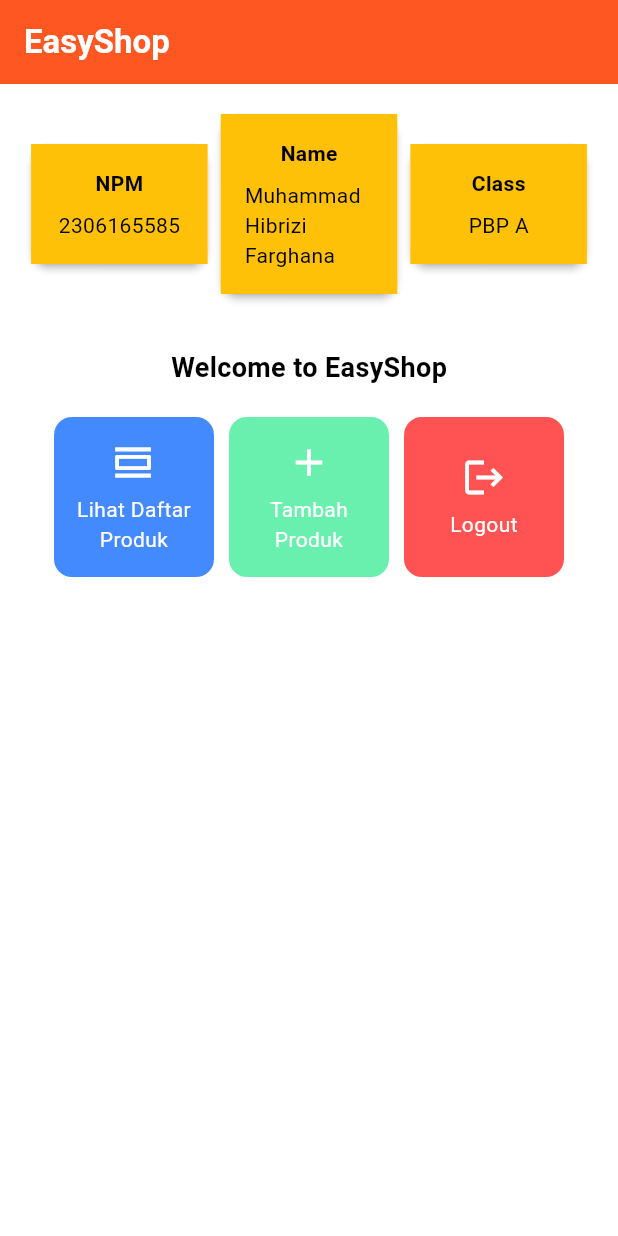
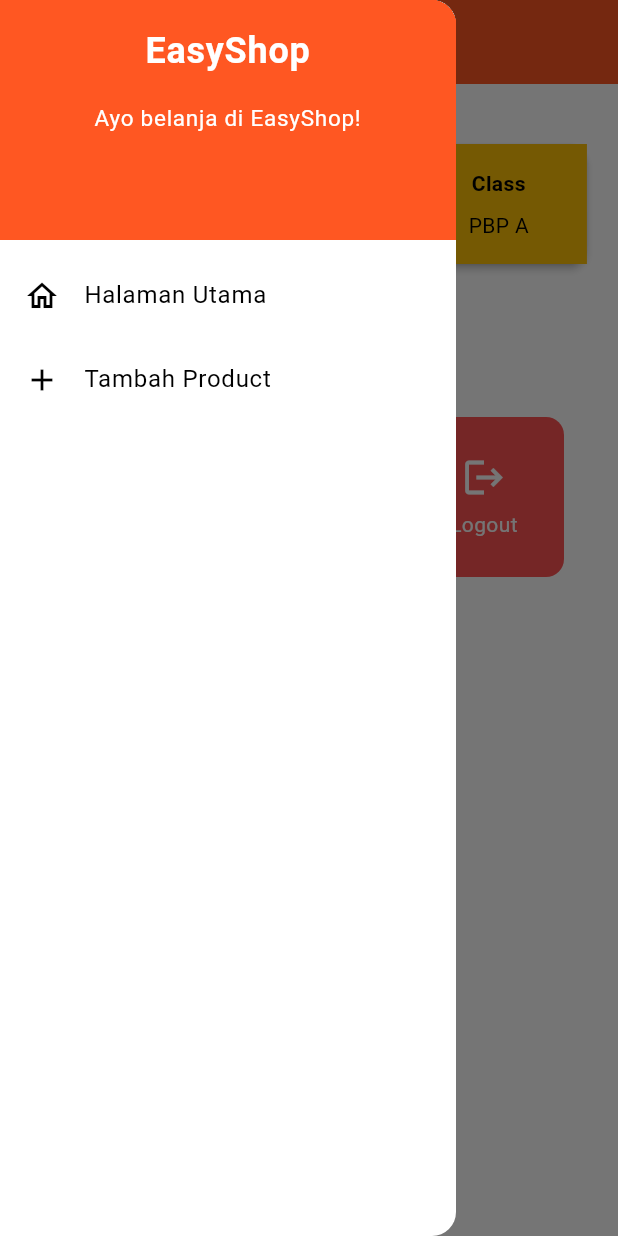
Before and after one commit to MHibriziF/easyshop-mobile, a Flutter app: the screen it shows after launch, with the side drawer open (before the commit the screen has no drawer), on a phone screen of 412 x 824 dp. Run offline on Flutter 3.47's test engine with Material 3 defaults, Android fonts, the phone set to English and light mode, and no system bars.

Commit message:
finish code for tugas 8

```diff
--- a/lib/main.dart
+++ b/lib/main.dart
@@ -1,5 +1,5 @@
 import 'package:flutter/material.dart';
-import 'package:easyshop/menu.dart';
+import 'package:easyshop/screens/menu.dart';
 
 void main() {
   runApp(const MyApp());
--- a/lib/menu.dart
+++ b/lib/screens/menu.dart
@@ -1,4 +1,6 @@
 import 'package:flutter/material.dart';
+import 'package:easyshop/widgets/left_drawer.dart';
+import 'package:easyshop/widgets/product_card.dart';
 
 class MyHomePage extends StatelessWidget {
   final String npm = '2306165585'; // NPM
@@ -21,14 +23,16 @@ class MyHomePage extends StatelessWidget {
         // Judul aplikasi "Mental Health Tracker" dengan teks putih dan tebal.
         title: const Text(
           'EasyShop',
-          style: TextStyle(
+            style: TextStyle(
             color: Colors.white,
             fontWeight: FontWeight.bold,
           ),
         ),
         // Warna latar belakang AppBar diambil dari skema warna tema aplikasi.
         backgroundColor: Theme.of(context).colorScheme.primary,
+        iconTheme: const IconThemeData(color: Colors.white),
       ),
+      drawer: const LeftDrawer(),
       // Body halaman dengan padding di sekelilingnya.
       body: Padding(
         padding: const EdgeInsets.all(16.0),
@@ -126,63 +130,3 @@ class InfoCard extends StatelessWidget {
     );
   }
 }
-
-class ItemHomepage {
-  final String name;
-  final IconData icon;
-  final Color color;
-
-  ItemHomepage(this.name, this.icon, this.color);
-}
-
-class ItemCard extends StatelessWidget {
-  // Menampilkan kartu dengan ikon dan nama.
-
-  final ItemHomepage item;
-
-  const ItemCard(this.item, {super.key});
-
-  @override
-  Widget build(BuildContext context) {
-    return Material(
-      // Menentukan warna latar belakang dari tema aplikasi.
-      color: item.color,
-      // Membuat sudut kartu melengkung.
-      borderRadius: BorderRadius.circular(12),
-
-      child: InkWell(
-        // Aksi ketika kartu ditekan.
-        onTap: () {
-          // Menampilkan pesan SnackBar saat kartu ditekan.
-          ScaffoldMessenger.of(context)
-            ..hideCurrentSnackBar()
-            ..showSnackBar(SnackBar(
-                content: Text("Kamu telah menekan tombol ${item.name}!")));
-        },
-        // Container untuk menyimpan Icon dan Text
-        child: Container(
-          padding: const EdgeInsets.all(8),
-          child: Center(
-            child: Column(
-              // Menyusun ikon dan teks di tengah kartu.
-              mainAxisAlignment: MainAxisAlignment.center,
-              children: [
-                Icon(
-                  item.icon,
-                  color: Colors.white,
-                  size: 30.0,
-                ),
-                const Padding(padding: EdgeInsets.all(3)),
-                Text(
-                  item.name,
-                  textAlign: TextAlign.center,
-                  style: const TextStyle(color: Colors.white),
-                ),
-              ],
-            ),
-          ),
-        ),
-      ),
-    );
-  }
-}
--- /dev/null
+++ b/lib/widgets/left_drawer.dart
@@ -0,0 +1,66 @@
+import 'package:flutter/material.dart';
+import 'package:easyshop/screens/menu.dart';
+import 'package:easyshop/screens/productentry_form.dart';
+
+class LeftDrawer extends StatelessWidget {
+  const LeftDrawer({super.key});
+
+  @override
+  Widget build(BuildContext context) {
+    return Drawer(
+      child: ListView(
+        children: [
+          DrawerHeader(
+            decoration: BoxDecoration(
+              color: Theme.of(context).colorScheme.primary,
+            ),
+            child: const Column(
+              children: [
+                Text(
+                  'EasyShop',
+                  textAlign: TextAlign.center,
+                  style: TextStyle(
+                    fontSize: 24,
+                    fontWeight: FontWeight.bold,
+                    color: Colors.white,
+                  ),
+                ),
+                Padding(padding: EdgeInsets.all(8)),
+                Text(
+                  "Ayo belanja di EasyShop!",
+                  textAlign: TextAlign.center,
+                  style: TextStyle(
+                    fontSize: 15,
+                    fontWeight: FontWeight.normal,
+                    color: Colors.white,
+                  ),
+                ),
+              ],
+            ),
+          ),
+          ListTile(
+            leading: const Icon(Icons.home_outlined),
+            title: const Text('Halaman Utama'),
+            // Bagian redirection ke MyHomePage
+            onTap: () {
+              Navigator.pushReplacement(
+                  context,
+                  MaterialPageRoute(
+                    builder: (context) => MyHomePage(),
+                  ));
+            },
+          ),
+          ListTile(
+            leading: const Icon(Icons.add),
+            title: const Text('Tambah Product'),
+            // Bagian redirection ke ProductEntryFormPage
+            onTap: () {
+                Navigator.push(context,
+                    MaterialPageRoute(builder: (context) => const ProductEntryFormPage()));
+            },
+          ),
+        ],
+      ),
+    );
+  }
+}
--- /dev/null
+++ b/lib/widgets/product_card.dart
@@ -0,0 +1,66 @@
+import 'package:flutter/material.dart';
+import 'package:easyshop/screens/productentry_form.dart';
+
+class ItemHomepage {
+  final String name;
+  final IconData icon;
+  final Color color;
+
+  ItemHomepage(this.name, this.icon, this.color);
+}
+
+class ItemCard extends StatelessWidget {
+  // Menampilkan kartu dengan ikon dan nama.
+
+  final ItemHomepage item;
+
+  const ItemCard(this.item, {super.key});
+
+  @override
+  Widget build(BuildContext context) {
+    return Material(
+      // Menentukan warna latar belakang dari tema aplikasi.
+      color: item.color,
+      // Membuat sudut kartu melengkung.
+      borderRadius: BorderRadius.circular(12),
+
+      child: InkWell(
+        // Aksi ketika kartu ditekan.
+        onTap: () {
+          // Menampilkan pesan SnackBar saat kartu ditekan.
+          ScaffoldMessenger.of(context)
+            ..hideCurrentSnackBar()
+            ..showSnackBar(SnackBar(
+                content: Text("Kamu telah menekan tombol ${item.name}!")));
+          if (item.name == "Tambah Produk") {
+            Navigator.push(context,
+                MaterialPageRoute(builder: (context) => const ProductEntryFormPage()));
+          }
+        },
+        // Container untuk menyimpan Icon dan Text
+        child: Container(
+          padding: const EdgeInsets.all(8),
+          child: Center(
+            child: Column(
+              // Menyusun ikon dan teks di tengah kartu.
+              mainAxisAlignment: MainAxisAlignment.center,
+              children: [
+                Icon(
+                  item.icon,
+                  color: Colors.white,
+                  size: 30.0,
+                ),
+                const Padding(padding: EdgeInsets.all(3)),
+                Text(
+                  item.name,
+                  textAlign: TextAlign.center,
+                  style: const TextStyle(color: Colors.white),
+                ),
+              ],
+            ),
+          ),
+        ),
+      ),
+    );
+  }
+}
```
Also changed, not shown: lib/screens/productentry_form.dart (added, +164 -0 lines).
